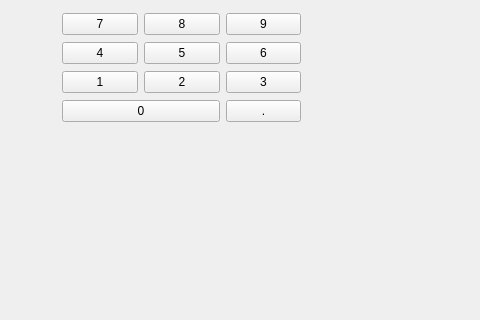
Old version of the form src/desiger/MainWinGridLayout.ui in the repository Leidian5135/QT_learn; both pictures show x 0 to 480 and y 130 to 450 of the 800 by 600 pixel window.
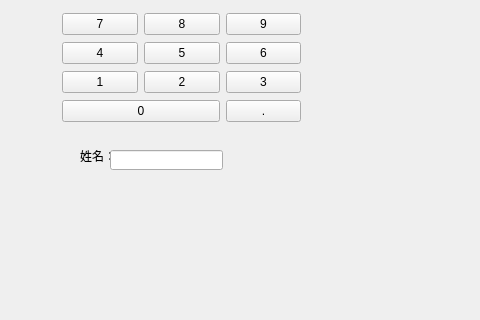
New version of the form.

The edit to the form file:
```diff
--- a/src/desiger/MainWinGridLayout.ui
+++ b/src/desiger/MainWinGridLayout.ui
@@ -14,6 +14,29 @@
    <string>MainWindow</string>
   </property>
   <widget class="QWidget" name="centralwidget">
+   <widget class="QLabel" name="label">
+    <property name="geometry">
+     <rect>
+      <x>80</x>
+      <y>280</y>
+      <width>54</width>
+      <height>12</height>
+     </rect>
+    </property>
+    <property name="text">
+     <string>姓名：</string>
+    </property>
+   </widget>
+   <widget class="QLineEdit" name="lineEdit">
+    <property name="geometry">
+     <rect>
+      <x>110</x>
+      <y>280</y>
+      <width>113</width>
+      <height>20</height>
+     </rect>
+    </property>
+   </widget>
    <widget class="QWidget" name="">
     <property name="geometry">
      <rect>
```
